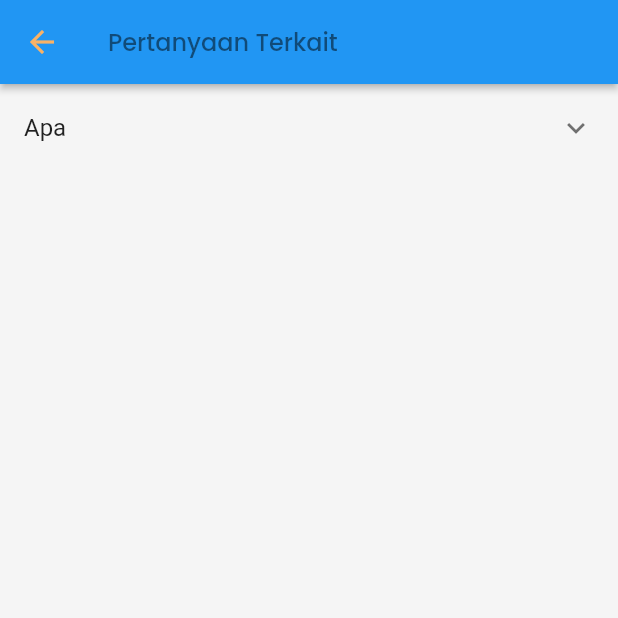
After one commit to nailnafir/pantau-covid, a Flutter app: the FaqPage screen opened directly, on a phone screen of 412 x 824 dp, the top half of it. The commit adds this screen. Run offline on Flutter 3.47's test engine with Material 2 defaults, Android fonts, the phone set to English and light mode, and no system bars; our stand-ins replace carousel_slider, flutter_spinkit, get; missing offline and left inert: web_scraper.

Commit message:
add faq page

```diff
--- /dev/null
+++ b/lib/pages/faq_page.dart
@@ -0,0 +1,37 @@
+part of 'pages.dart';
+
+class FaqPage extends StatelessWidget {
+  const FaqPage({Key? key}) : super(key: key);
+
+  @override
+  Widget build(BuildContext context) {
+    return Scaffold(
+      backgroundColor: ColorTheme.bgLight,
+      appBar: AppBar(
+        elevation: 2,
+        leading: IconButton(
+          onPressed: () {
+            Get.back();
+          },
+          icon: Icon(
+            Icons.arrow_back,
+            color: ColorTheme.secondaryColor,
+          ),
+        ),
+        title: Text(
+          "Pertanyaan Terkait",
+          style: TypeTheme.bigTextFont.copyWith(
+            color: Colors.black.withOpacity(0.5),
+          ),
+        ),
+      ),
+      body: Column(
+        children: [
+          ExpansionTile(
+            title: Text("Apa"),
+          ),
+        ],
+      ),
+    );
+  }
+}
--- a/lib/pages/pages.dart
+++ b/lib/pages/pages.dart
@@ -3,6 +3,7 @@ import 'package:flutter/material.dart';
 import 'package:flutter_pantau_covid/utilities/utilities.dart';
 import 'package:flutter_pantau_covid/widgets/widgets.dart';
 import 'package:flutter_spinkit/flutter_spinkit.dart';
+import 'package:get/get.dart';
 import 'package:url_launcher/url_launcher.dart';
 import 'package:web_scraper/web_scraper.dart';
 
@@ -11,3 +12,4 @@ part 'home_page.dart';
 part 'cases_page.dart';
 part 'news_page.dart';
 part 'support_page.dart';
+part 'faq_page.dart';
--- a/lib/pages/support_page.dart
+++ b/lib/pages/support_page.dart
@@ -131,7 +131,6 @@ class SupportPage extends StatelessWidget {
               children: [
                 SizedBox(height: SpaceConfig.longSpace),
                 InkWell(
-                  splashColor: Colors.red,
                   onTap: () {},
                   child: ListCardTwoLines(
                     backgroundIconColor: ColorTheme.redColor,
--- a/pubspec.yaml
+++ b/pubspec.yaml
@@ -26,6 +26,7 @@ dependencies:
   carousel_slider: ^4.0.0
   cupertino_icons: ^1.0.2
   flutter_spinkit: ^5.0.0
+  get: ^4.1.4
   url_launcher: ^6.0.7
   web_scraper: ^0.1.4
 
```
Also changed, not shown: pubspec.lock.
